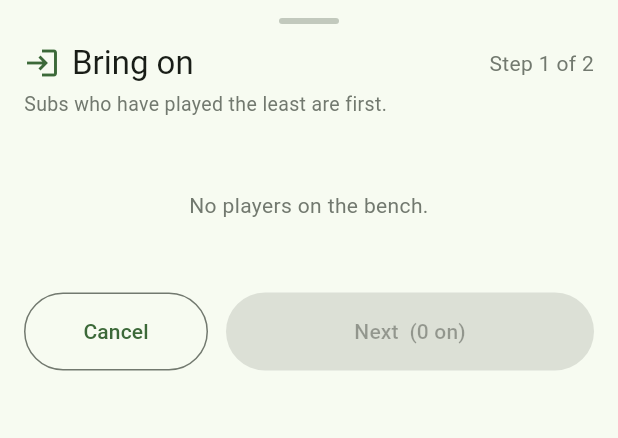
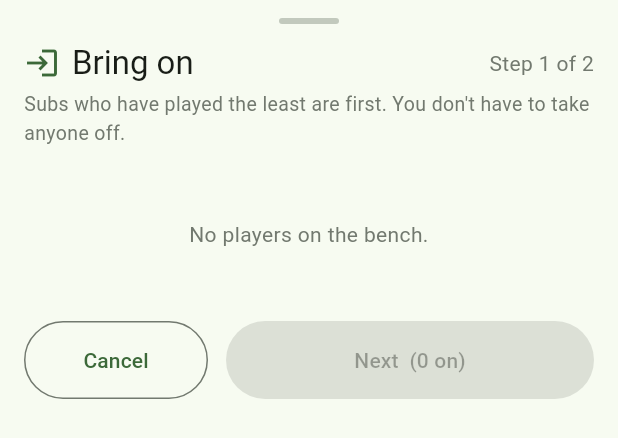
Before and after one commit to YuckiestPenguin/put-me-in-coach, a Flutter app: the SubFlowSheet widget shown alone on an empty page, opened directly with empty values, on a phone screen of 412 x 824 dp. Shown: the top 438 px of the screen. Run offline on Flutter 3.47's test engine with Material 3 defaults, Android fonts, the phone set to English and light mode, and no system bars; our stand-ins replace audioplayers, shared_preferences, vibration, wakelock_plus; accounts and stored records are empty.

Commit message:
Allow bringing a player on without taking one off
When trailing by more than 4 the league allows an extra player, so the
take-off step may now select fewer players than came on. The on-field
target grows to match the new field count.

Co-Authored-By: Claude Sonnet 5.5 <noreply@anthropic.com>

```diff
--- a/lib/models/game_state.dart
+++ b/lib/models/game_state.dart
@@ -294,12 +294,15 @@ class GameState extends ChangeNotifier {
   }
 
   /// Apply a substitution: [onIds] come on, [offIds] go off. Resets the
-  /// sub counter so the next alert is a full interval away.
+  /// sub counter so the next alert is a full interval away. [offIds] may be
+  /// shorter than [onIds] (the league allows an extra player when trailing by
+  /// more than 4); the on-field target then grows to the new field count.
   void applySwap(List<int> onIds, List<int> offIds) {
     for (final p in roster) {
       if (onIds.contains(p.id)) p.onField = true;
       if (offIds.contains(p.id)) p.onField = false;
     }
+    if (fieldCount > onFieldTarget) onFieldTarget = fieldCount;
     lastAlertSecond = gameSeconds;
     _save();
     notifyListeners();
--- a/lib/widgets/sub_flow_sheet.dart
+++ b/lib/widgets/sub_flow_sheet.dart
@@ -9,8 +9,8 @@ import 'player_badges.dart';
 /// The two-step substitution flow shown as a modal sheet:
 ///   Step 1 — pick bench players to bring ON  (least-played surfaced first)
 ///   Step 2 — pick field players to take OFF  (most-played surfaced first)
-/// Confirm applies the swap. Counts must match so the on-field number stays put;
-/// change the number itself with the +/- control on the game screen.
+/// Confirm applies the swap. Taking off fewer than came on is allowed (an extra
+/// player when trailing by more than 4); the on-field target grows to match.
 class SubFlowSheet extends StatefulWidget {
   final GameState state;
 
@@ -104,7 +104,8 @@ class _SubFlowSheetState extends State<SubFlowSheet> {
           const SizedBox(height: 4),
           Text(
             bringingOn
-                ? 'Subs who have played the least are first.'
+                ? 'Subs who have played the least are first. You don\'t have to '
+                    'take anyone off.'
                 : (goalie != null
                     ? 'Most-played first. The goalie 🧤 is exempt.'
                     : 'Players who have played the most are first.'),
@@ -207,15 +208,25 @@ class _SubFlowSheetState extends State<SubFlowSheet> {
       );
     }
 
-    final matched = _off.length == _on.length;
+    final matched = _off.length <= _on.length;
+    final extra = _on.length - _off.length;
     return Column(
       children: [
         if (!matched)
           Padding(
             padding: const EdgeInsets.only(bottom: 8),
             child: Text(
-              'Pick ${_on.length} to take off (selected ${_off.length}).',
+              'Pick at most ${_on.length} to take off (selected ${_off.length}).',
               style: TextStyle(color: scheme.error, fontSize: 13),
+            ),
+          )
+        else if (extra > 0)
+          Padding(
+            padding: const EdgeInsets.only(bottom: 8),
+            child: Text(
+              'Taking off ${_off.length} — $extra extra on the field '
+              '(allowed when trailing by more than 4).',
+              style: TextStyle(color: scheme.outline, fontSize: 13),
             ),
           ),
         Row(
@@ -242,7 +253,7 @@ class _SubFlowSheetState extends State<SubFlowSheet> {
                 style: FilledButton.styleFrom(
                   padding: const EdgeInsets.symmetric(vertical: 16),
                 ),
-                child: const Text('Confirm Swap'),
+                child: Text(_off.isEmpty ? 'Add without taking off' : 'Confirm Swap'),
               ),
             ),
           ],
```
Also changed, not shown: 1 other file.
